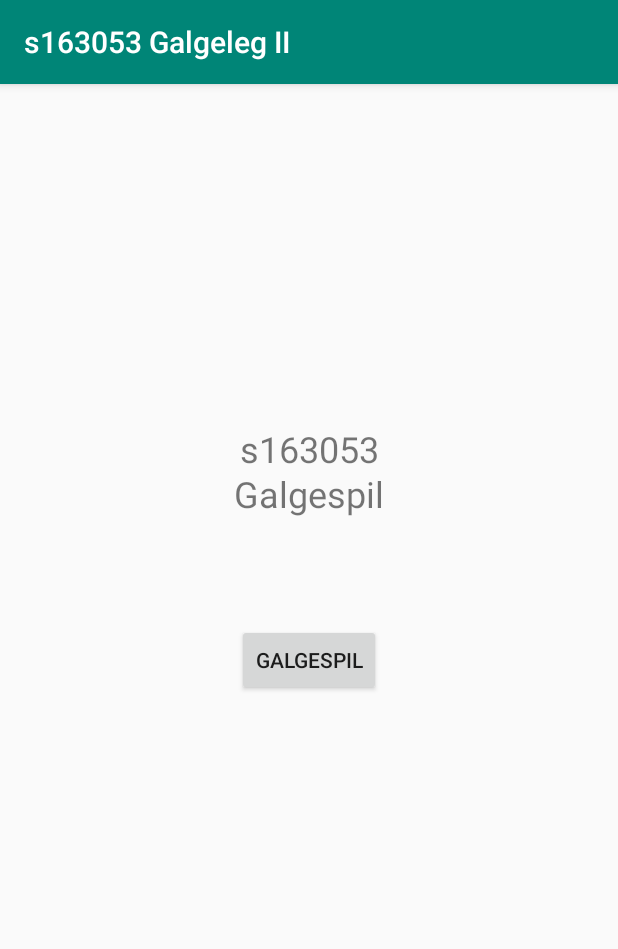
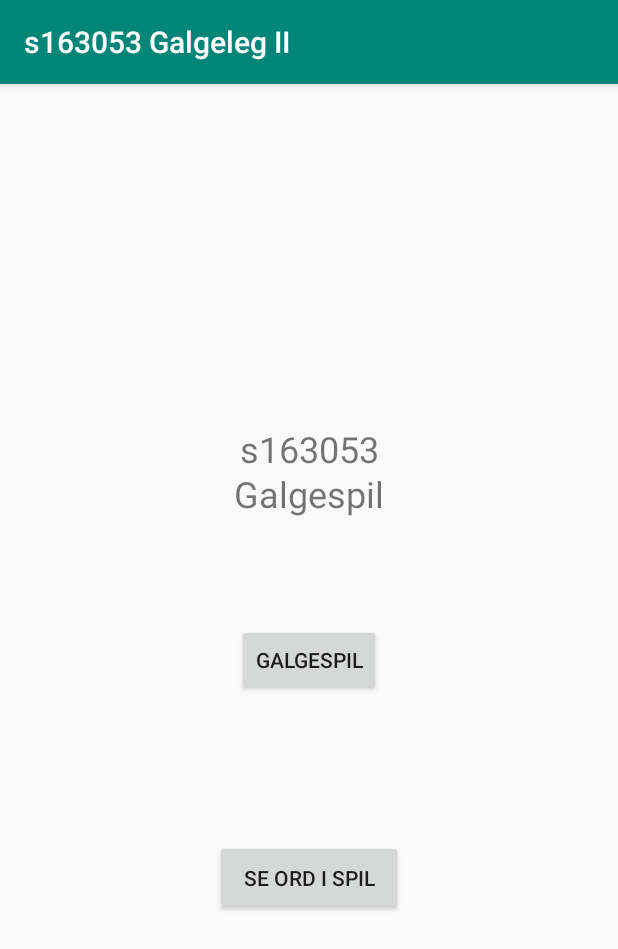
Before and after one commit to antonoeschmidt/BrIntAflevering, an Android app: the screen it shows after launch (MainActivity), on a phone screen of 412 x 824 dp. Shown: the top 949 px of the screen. Run offline under Robolectric (Android 15) with nearby library versions, the phone set to English and light mode, and no system bars.

Commit message:
Igang med Galgeleg III

```diff
--- a/app/src/main/java/com/example/brintaflevering2/GalgeActivity.java
+++ b/app/src/main/java/com/example/brintaflevering2/GalgeActivity.java
@@ -24,7 +24,7 @@ public class GalgeActivity extends AppCompatActivity implements View.OnClickList
             brugteBogstaverTextView, winsTextView, lossesTextView;
     private ImageView billede;
     private int winCounter, lossCounter;
-    SharedPreferences preferences;
+    public SharedPreferences preferences;
 
 
     @Override
@@ -47,7 +47,7 @@ public class GalgeActivity extends AppCompatActivity implements View.OnClickList
         rigtigeOrdTextView.setText(logik.getOrdet());
 
         //Udkommenter nedenstående for testing
-        rigtigeOrdTextView.setVisibility(View.INVISIBLE);
+        //rigtigeOrdTextView.setVisibility(View.INVISIBLE);
 
         winsTextView = findViewById(R.id.winsTextView);
         lossesTextView = findViewById(R.id.lossesTextView);
--- a/app/src/main/java/com/example/brintaflevering2/MainActivity.java
+++ b/app/src/main/java/com/example/brintaflevering2/MainActivity.java
@@ -12,7 +12,7 @@ import android.widget.Toast;
 import com.google.android.material.floatingactionbutton.FloatingActionButton;
 
 public class MainActivity extends AppCompatActivity implements View.OnClickListener {
-    Button galgeButton;
+    Button galgeButton, wordListButton;
     TextView textView1, textView2;
 
     @Override
@@ -23,6 +23,8 @@ public class MainActivity extends AppCompatActivity implements View.OnClickListe
         textView2 = findViewById(R.id.textView2);
         galgeButton = findViewById(R.id.galgeButton);
         galgeButton.setOnClickListener(this);
+        wordListButton = findViewById(R.id.wordListButton);
+        wordListButton.setOnClickListener(this);
 
     }
 
@@ -33,7 +35,10 @@ public class MainActivity extends AppCompatActivity implements View.OnClickListe
                 Intent intent = new Intent(this,GalgeActivity.class);
                 startActivity(intent);
                 break;
-
+            case R.id.wordListButton:
+                Intent intentWordList = new Intent(this, WordListActivity.class);
+                startActivity(intentWordList);
+                break;
             default:
                 throw new IllegalStateException("Unexpected value: " + v.getId());
         }
--- a/app/src/main/res/layout/activity_main.xml
+++ b/app/src/main/res/layout/activity_main.xml
@@ -16,18 +16,18 @@
         app:layout_constraintStart_toStartOf="parent"
         app:layout_constraintTop_toTopOf="parent" />
 
-    <!--Skal ikke bruges nu
+
     <Button
         android:id="@+id/wordListButton"
-        android:layout_width="95dp"
-        android:layout_height="48dp"
-        android:text="Se ord"
+        android:layout_width="125dp"
+        android:layout_height="50dp"
+        android:text="Se ord i spil"
         app:layout_constraintBottom_toBottomOf="parent"
         app:layout_constraintEnd_toEndOf="parent"
         app:layout_constraintStart_toStartOf="parent"
         app:layout_constraintTop_toTopOf="parent"
         app:layout_constraintVertical_bias="0.702" />
-        -->
+
 
     <TextView
         android:id="@+id/textView2"
```
Also changed, not shown: app/src/main/java/com/example/brintaflevering2/WordListActivity.java (+21 -29 lines).
